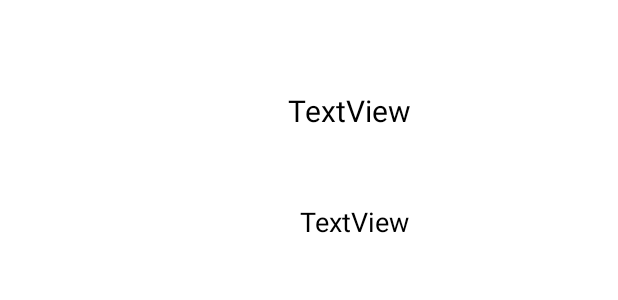
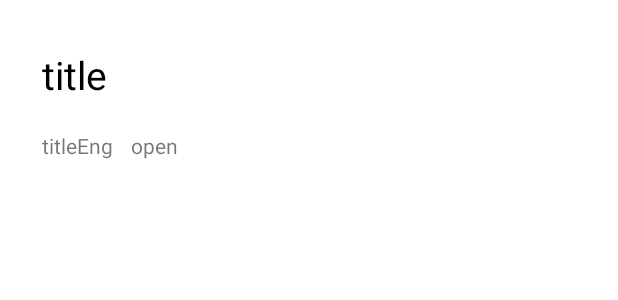
Before and after one commit to kimjw2003/movie, an Android app: the layout activity_detail.xml on its own in the app's theme, with its tools: preview values and no code run, on a phone screen of 412 x 824 dp. Shown: the top 300 px of the screen. Run offline under Robolectric (Android 15) with nearby library versions, the phone set to English and light mode, and no system bars.

Commit message:
[ADD] 영어제목, 년도

```diff
--- a/app/src/main/res/layout/activity_detail.xml
+++ b/app/src/main/res/layout/activity_detail.xml
@@ -10,8 +10,8 @@
         android:id="@+id/detail_poster"
         android:layout_width="130dp"
         android:layout_height="200dp"
-        android:layout_marginStart="28dp"
-        android:layout_marginTop="52dp"
+        android:layout_marginStart="264dp"
+        android:layout_marginTop="128dp"
         app:layout_constraintStart_toStartOf="parent"
         app:layout_constraintTop_toTopOf="parent" />
 
@@ -19,23 +19,57 @@
         android:id="@+id/detail_title"
         android:layout_width="wrap_content"
         android:layout_height="wrap_content"
-        android:layout_marginStart="192dp"
-        android:layout_marginTop="60dp"
-        android:text="TextView"
+        android:layout_marginStart="28dp"
+        android:layout_marginTop="32dp"
+        android:text="title"
         android:textColor="#000000"
-        android:textSize="20sp"
+        android:textSize="26sp"
         app:layout_constraintStart_toStartOf="parent"
         app:layout_constraintTop_toTopOf="parent" />
 
     <TextView
-        android:id="@+id/detail_actor"
+        android:id="@+id/detail_titleEng"
         android:layout_width="wrap_content"
         android:layout_height="wrap_content"
-        android:layout_marginStart="200dp"
-        android:layout_marginTop="48dp"
-        android:text="TextView"
-        android:textColor="#000000"
-        android:textSize="18sp"
+        android:layout_marginStart="28dp"
+        android:layout_marginTop="20dp"
+        android:text="titleEng"
         app:layout_constraintStart_toStartOf="parent"
         app:layout_constraintTop_toBottomOf="@+id/detail_title" />
+
+    <TextView
+        android:id="@+id/detail_openDate"
+        android:layout_width="wrap_content"
+        android:layout_height="wrap_content"
+        android:layout_marginStart="12dp"
+        android:layout_marginTop="20dp"
+        android:text="openDate"
+        android:maxLength="4"
+        app:layout_constraintStart_toEndOf="@+id/detail_titleEng"
+        app:layout_constraintTop_toBottomOf="@+id/detail_title" />
+
+    <!--    <TextView-->
+<!--        android:id="@+id/detail_actor"-->
+<!--        android:layout_width="wrap_content"-->
+<!--        android:layout_height="wrap_content"-->
+<!--        android:layout_marginStart="192dp"-->
+<!--        android:layout_marginTop="48dp"-->
+<!--        android:text="actor"-->
+<!--        android:textColor="#000000"-->
+<!--        android:textSize="18sp"-->
+<!--        app:layout_constraintStart_toStartOf="parent"-->
+<!--        app:layout_constraintTop_toBottomOf="@+id/detail_director" />-->
+
+<!--    <TextView-->
+<!--        android:id="@+id/detail_director"-->
+<!--        android:layout_width="wrap_content"-->
+<!--        android:layout_height="wrap_content"-->
+<!--        android:layout_marginStart="24dp"-->
+<!--        android:layout_marginTop="52dp"-->
+<!--        android:text="director"-->
+<!--        android:textColor="#000000"-->
+<!--        android:textSize="18sp"-->
+<!--        app:layout_constraintStart_toEndOf="@+id/detail_poster"-->
+<!--        app:layout_constraintTop_toBottomOf="@+id/detail_title" />-->
+
 </androidx.constraintlayout.widget.ConstraintLayout>
```
Also changed, not shown: app/src/main/java/com/example/movie/DetailActivity.kt (+29 -1 lines), app/src/main/java/com/example/movie/Main2Activity.kt (deleted, +0 -19 lines), app/src/main/res/layout/activity_main2.xml (deleted, +0 -7 lines).
